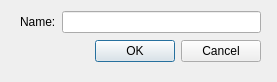
Above: addnewdialog.ui from www10177/Restaurant-Randomer before the change. Below: the same form after it.
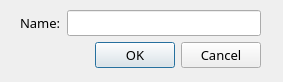
That is the form after the change.

Diff of the .ui file:
```diff
--- a/addnewdialog.ui
+++ b/addnewdialog.ui
@@ -6,10 +6,16 @@
    <rect>
     <x>0</x>
     <y>0</y>
-    <width>277</width>
+    <width>283</width>
     <height>82</height>
    </rect>
   </property>
+  <property name="sizePolicy">
+   <sizepolicy hsizetype="Fixed" vsizetype="Fixed">
+    <horstretch>0</horstretch>
+    <verstretch>0</verstretch>
+   </sizepolicy>
+  </property>
   <property name="minimumSize">
    <size>
     <width>277</width>
@@ -18,10 +24,16 @@
   </property>
   <property name="maximumSize">
    <size>
-    <width>277</width>
-    <height>82</height>
+    <width>999999</width>
+    <height>999999</height>
    </size>
   </property>
+  <property name="font">
+   <font>
+    <family>微軟正黑體</family>
+    <pointsize>10</pointsize>
+   </font>
+  </property>
   <property name="windowTitle">
    <string>Add New Restaurant</string>
   </property>
@@ -31,7 +43,7 @@
      <x>20</x>
      <y>10</y>
      <width>241</width>
-     <height>55</height>
+     <height>60</height>
     </rect>
    </property>
    <layout class="QVBoxLayout" name="verticalLayout_2">
```
